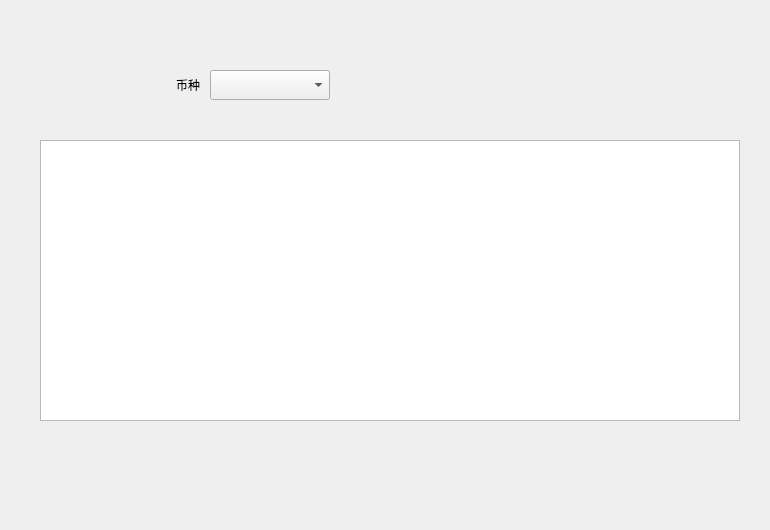
Above: withdrawpage/withdrawrecordwidget.ui from HcashOrg/hx-indicator before the change. Below: the same form after it.
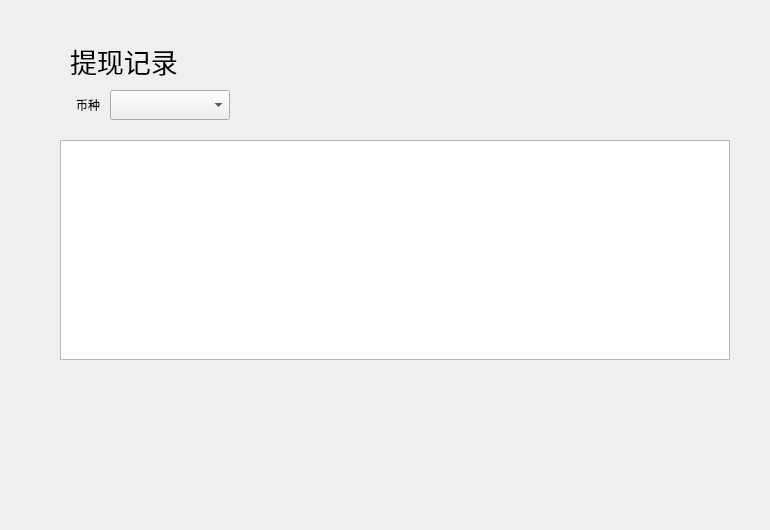
That is the form after the change.

```diff
--- a/withdrawpage/withdrawrecordwidget.ui
+++ b/withdrawpage/withdrawrecordwidget.ui
@@ -16,10 +16,10 @@
   <widget class="QTableWidget" name="withdrawRecordTableWidget">
    <property name="geometry">
     <rect>
-     <x>40</x>
+     <x>60</x>
      <y>140</y>
-     <width>700</width>
-     <height>281</height>
+     <width>670</width>
+     <height>220</height>
     </rect>
    </property>
    <attribute name="horizontalHeaderVisible">
@@ -110,12 +110,17 @@
   <widget class="QLabel" name="label">
    <property name="geometry">
     <rect>
-     <x>140</x>
-     <y>70</y>
+     <x>40</x>
+     <y>90</y>
      <width>60</width>
      <height>30</height>
     </rect>
    </property>
+   <property name="font">
+    <font>
+     <family>Microsoft YaHei UI</family>
+    </font>
+   </property>
    <property name="text">
     <string>币种</string>
    </property>
@@ -126,11 +131,45 @@
   <widget class="QComboBox" name="assetComboBox">
    <property name="geometry">
     <rect>
-     <x>210</x>
-     <y>70</y>
+     <x>110</x>
+     <y>90</y>
      <width>120</width>
      <height>30</height>
     </rect>
+   </property>
+   <property name="font">
+    <font>
+     <family>Microsoft YaHei UI</family>
+    </font>
+   </property>
+  </widget>
+  <widget class="QStackedWidget" name="stackedWidget">
+   <property name="geometry">
+    <rect>
+     <x>0</x>
+     <y>380</y>
+     <width>770</width>
+     <height>41</height>
+    </rect>
+   </property>
+  </widget>
+  <widget class="QLabel" name="label_2">
+   <property name="geometry">
+    <rect>
+     <x>70</x>
+     <y>40</y>
+     <width>131</width>
+     <height>41</height>
+    </rect>
+   </property>
+   <property name="font">
+    <font>
+     <family>Microsoft JhengHei UI</family>
+     <pointsize>20</pointsize>
+    </font>
+   </property>
+   <property name="text">
+    <string>提现记录</string>
    </property>
   </widget>
  </widget>
```
